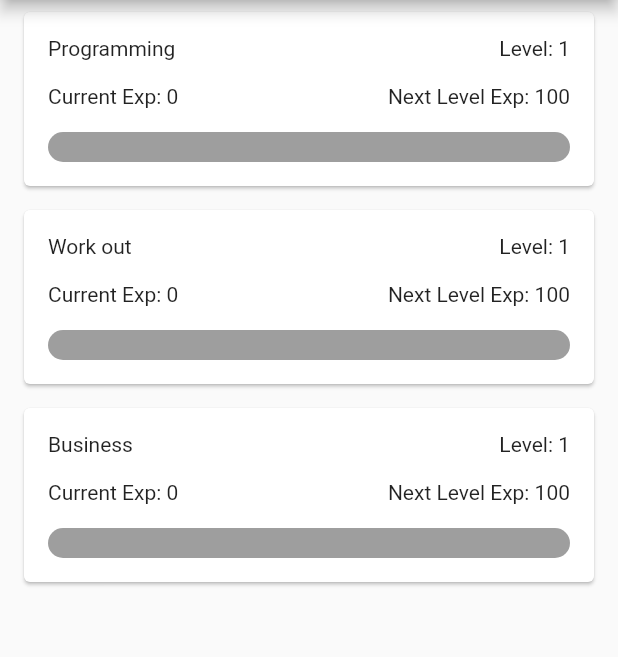
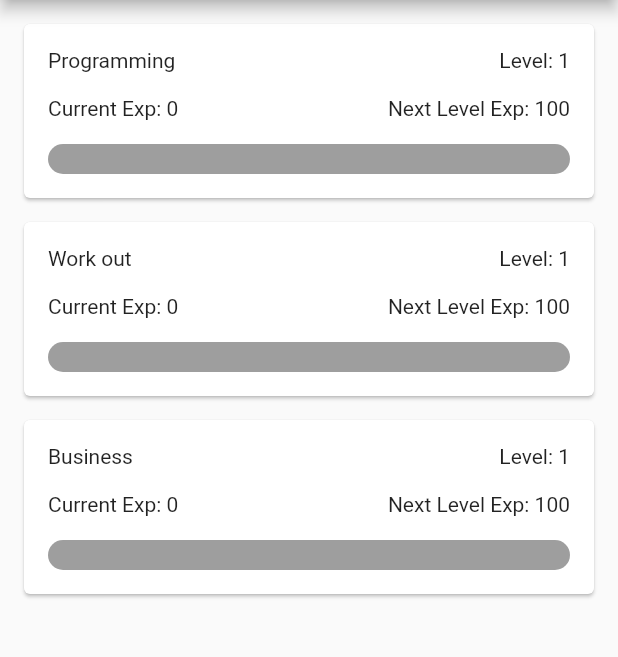
Before and after one commit to Sebsprograms/skill_tree, a Flutter app: the screen it shows after launch, on a phone screen of 412 x 824 dp, the part 84-741 px from its top. Run offline on Flutter 3.47's test engine with Material 2 defaults, Android fonts, the phone set to English and light mode, and no system bars.

Commit message:
Improve colors / styling

```diff
--- a/lib/widgets/skill_card/skill_detail_title.dart
+++ b/lib/widgets/skill_card/skill_detail_title.dart
@@ -28,6 +28,7 @@ class SkillDetailTitle extends StatelessWidget {
                   ),
                 ),
                 action: SnackBarAction(
+                  textColor: Theme.of(context).colorScheme.secondaryContainer,
                   label: 'Undo',
                   onPressed: () {
                     addSkill(skill);
--- a/lib/widgets/skill_card/task/task_item.dart
+++ b/lib/widgets/skill_card/task/task_item.dart
@@ -27,6 +27,7 @@ class TaskItem extends StatelessWidget {
         ),
       ),
       action: SnackBarAction(
+        textColor: Theme.of(context).colorScheme.secondaryContainer,
         label: 'Undo',
         onPressed: () {
           setter(() {
--- a/lib/widgets/skills.dart
+++ b/lib/widgets/skills.dart
@@ -99,7 +99,8 @@ class _SkillsState extends State<Skills> {
           ),
         ],
       ),
-      body: SizedBox(
+      body: Container(
+        padding: const EdgeInsets.only(top: 8),
         height: double.infinity,
         child: SingleChildScrollView(
           child: Column(
```
Also changed, not shown: lib/widgets/skill_card/skill_specs.dart (+9 -6 lines).
